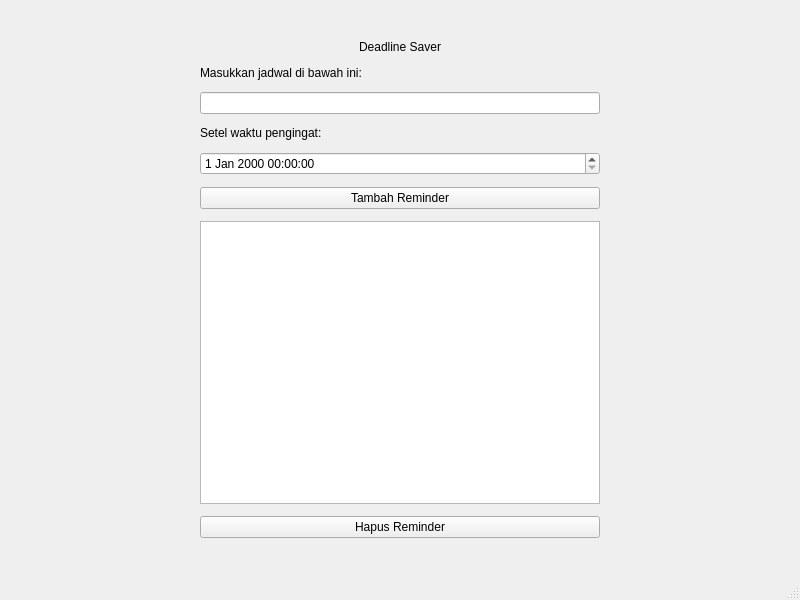
Before: the Qt Designer form mainwindow.ui in JhonPiterSitumorang-251401052/DeadlineSaver, drawn with Qt 5.
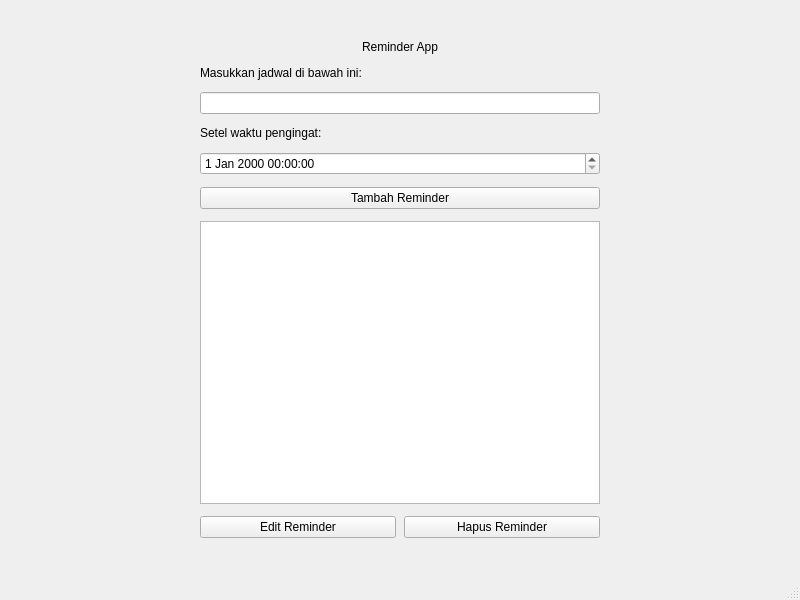
After: the same form once the commit is applied.

Commit message: Menambahkan fitur edit reminder, dan warna jika mepet

Diff of the .ui file:
```diff
--- a/mainwindow.ui
+++ b/mainwindow.ui
@@ -33,7 +33,7 @@
     <item>
      <widget class="QLabel" name="label">
       <property name="text">
-       <string>Deadline Saver</string>
+       <string>Reminder App</string>
       </property>
       <property name="alignment">
        <set>Qt::AlignmentFlag::AlignHCenter</set>
@@ -81,11 +81,23 @@
      </widget>
     </item>
     <item>
+     <layout class="QHBoxLayout" name="layoutTombolBawah">
+      <property name="spacing"><number>8</number></property>
+      <item>
+       <widget class="QPushButton" name="btnEdit">
+        <property name="text">
+         <string>Edit Reminder</string>
+        </property>
+       </widget>
+      </item>
+      <item>
      <widget class="QPushButton" name="btnHapus">
       <property name="text">
        <string>Hapus Reminder</string>
       </property>
      </widget>
+      </item>
+     </layout>
     </item>
    </layout>
   </widget>
```
Left out of the diff: 20 changed lines with no effect on the pictures. Lines whose indentation alone changed are shown as unchanged. The commit also changes 2 other files.
